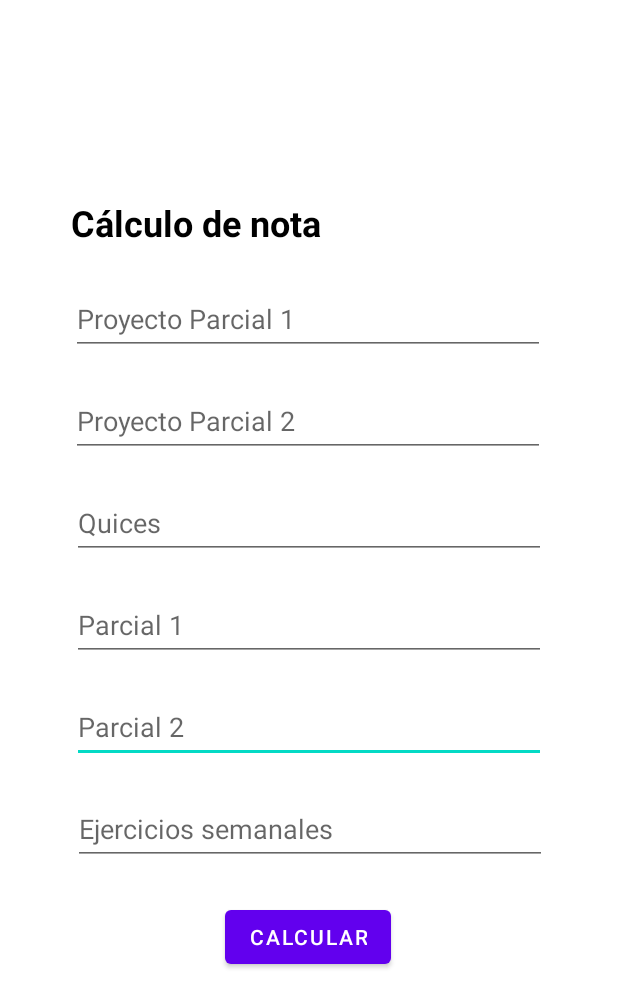
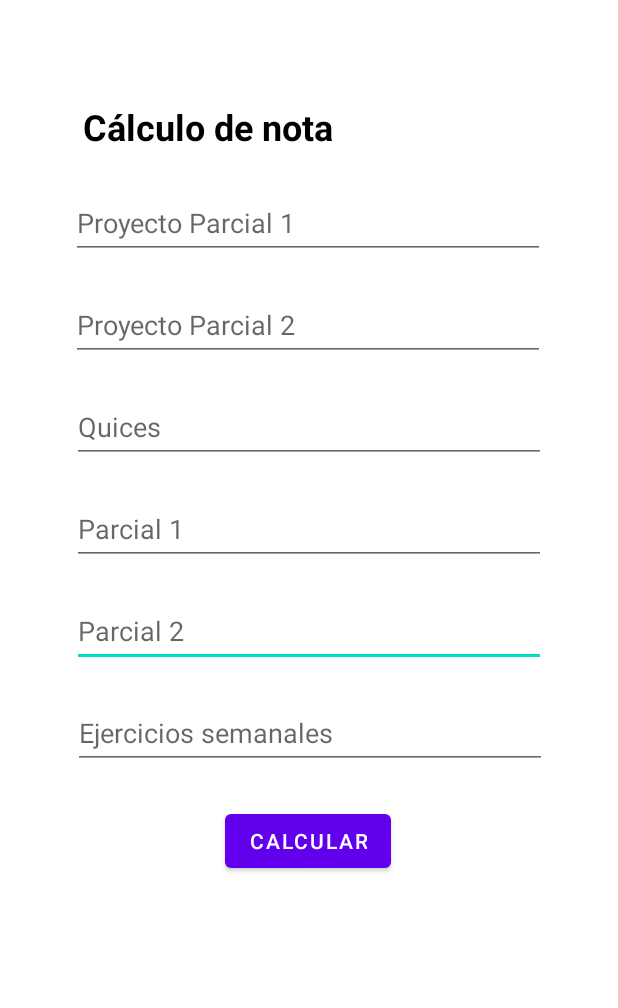
Before and after one commit to salo1802/Semana3, an Android app: the layout activity_main.xml on its own in the app's theme, with its tools: preview values and no code run, on a phone screen of 412 x 824 dp. Shown: the top 1008 px of the screen. Run offline under Robolectric (Android 15) with nearby library versions, the phone set to English and light mode, and no system bars.

```diff
--- a/app/src/main/res/layout/activity_main.xml
+++ b/app/src/main/res/layout/activity_main.xml
@@ -96,7 +96,8 @@
         android:id="@+id/textView3"
         android:layout_width="wrap_content"
         android:layout_height="wrap_content"
-        android:layout_marginTop="132dp"
+        android:layout_marginStart="8dp"
+        android:layout_marginTop="68dp"
         android:text="Cálculo de nota"
         android:textColor="#000000"
         android:textSize="24sp"
```
Also changed, not shown: app/src/main/java/com/example/semana3/NameActivity.java (+7 -1 lines), app/src/main/java/com/example/semana3/NotasInputActivity.java (+9 -7 lines), app/src/main/java/com/example/semana3/ResultadoActivity.java (+4 -3 lines).
